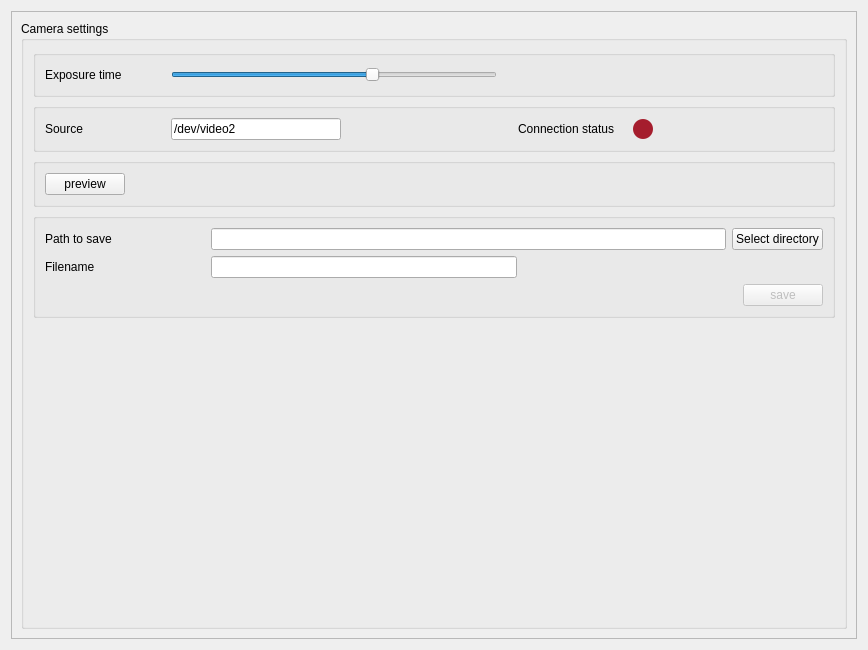
First picture: the form in plugins/VenusUSB2/VenusUSB2_settingsWidget.ui, repository pyIVLS/pyIVLS, before the edit.
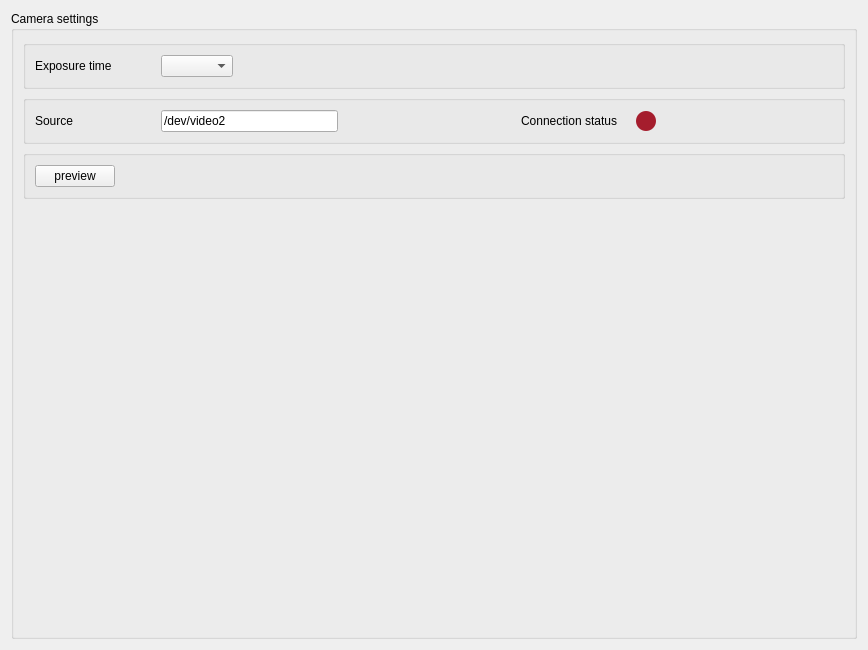
Second picture: the form after the edit.

The edit to the form file:
```diff
--- a/plugins/VenusUSB2/VenusUSB2_settingsWidget.ui
+++ b/plugins/VenusUSB2/VenusUSB2_settingsWidget.ui
@@ -19,23 +19,8 @@
   <property name="windowTitle">
    <string>Venus USB2.0 camera settings</string>
   </property>
-  <layout class="QVBoxLayout" name="verticalLayout_2">
-   <item>
-    <widget class="QScrollArea" name="scrollArea">
-     <property name="widgetResizable">
-      <bool>true</bool>
-     </property>
-     <widget class="QWidget" name="scrollAreaWidgetContents_3">
-      <property name="geometry">
-       <rect>
-        <x>0</x>
-        <y>0</y>
-        <width>848</width>
-        <height>630</height>
-       </rect>
-      </property>
-      <layout class="QVBoxLayout" name="verticalLayout_3">
-       <item>
+  <layout class="QGridLayout" name="gridLayout">
+   <item row="0" column="0">
         <widget class="QGroupBox" name="groupBox_general">
          <property name="title">
           <string>Camera settings</string>
@@ -67,23 +52,7 @@
               </widget>
              </item>
              <item>
-              <widget class="QSlider" name="cameraExposure">
-               <property name="maximum">
-                <number>8</number>
-               </property>
-               <property name="pageStep">
-                <number>1</number>
-               </property>
-               <property name="value">
-                <number>5</number>
-               </property>
-               <property name="sliderPosition">
-                <number>5</number>
-               </property>
-               <property name="orientation">
-                <enum>Qt::Horizontal</enum>
-               </property>
-              </widget>
+          <widget class="QComboBox" name="exposure"/>
              </item>
              <item>
               <spacer name="horizontalSpacer">
@@ -224,105 +193,6 @@
             </layout>
            </widget>
           </item>
-          <item>
-           <widget class="QGroupBox" name="fileBox">
-            <property name="enabled">
-             <bool>true</bool>
-            </property>
-            <property name="title">
-             <string/>
-            </property>
-            <layout class="QVBoxLayout" name="verticalLayout_4">
-             <item>
-              <layout class="QHBoxLayout" name="horizontalLayout_5">
-               <item>
-                <widget class="QLabel" name="pathLabel">
-                 <property name="minimumSize">
-                  <size>
-                   <width>160</width>
-                   <height>0</height>
-                  </size>
-                 </property>
-                 <property name="text">
-                  <string>Path to save</string>
-                 </property>
-                </widget>
-               </item>
-               <item>
-                <widget class="QLineEdit" name="lineEdit_path"/>
-               </item>
-               <item>
-                <widget class="QPushButton" name="directoryButton">
-                 <property name="text">
-                  <string>Select directory</string>
-                 </property>
-                </widget>
-               </item>
-              </layout>
-             </item>
-             <item>
-              <layout class="QHBoxLayout" name="horizontalLayout_6">
-               <item>
-                <widget class="QLabel" name="filenameLabel">
-                 <property name="minimumSize">
-                  <size>
-                   <width>160</width>
-                   <height>0</height>
-                  </size>
-                 </property>
-                 <property name="text">
-                  <string>Filename</string>
-                 </property>
-                </widget>
-               </item>
-               <item>
-                <widget class="QLineEdit" name="lineEdit_filename"/>
-               </item>
-               <item>
-                <spacer name="horizontalSpacer_9">
-                 <property name="orientation">
-                  <enum>Qt::Horizontal</enum>
-                 </property>
-                 <property name="sizeHint" stdset="0">
-                  <size>
-                   <width>40</width>
-                   <height>20</height>
-                  </size>
-                 </property>
-                </spacer>
-               </item>
-              </layout>
-             </item>
-             <item>
-              <layout class="QHBoxLayout" name="horizontalLayout_9">
-               <item>
-                <spacer name="horizontalSpacer_10">
-                 <property name="orientation">
-                  <enum>Qt::Horizontal</enum>
-                 </property>
-                 <property name="sizeHint" stdset="0">
-                  <size>
-                   <width>40</width>
-                   <height>20</height>
-                  </size>
-                 </property>
-                </spacer>
-               </item>
-               <item>
-                <widget class="QPushButton" name="saveButton">
-                 <property name="enabled">
-                  <bool>false</bool>
-                 </property>
-                 <property name="text">
-                  <string>save</string>
-                 </property>
-                </widget>
-               </item>
-              </layout>
-             </item>
-            </layout>
-           </widget>
-          </item>
           <item>
            <spacer name="verticalSpacer">
             <property name="orientation">
@@ -337,10 +207,6 @@
            </spacer>
           </item>
          </layout>
-        </widget>
-       </item>
-      </layout>
-     </widget>
     </widget>
    </item>
   </layout>
```
Left out of the diff: 10 changed lines with no effect on the pictures. Lines whose indentation alone changed are shown as unchanged.
